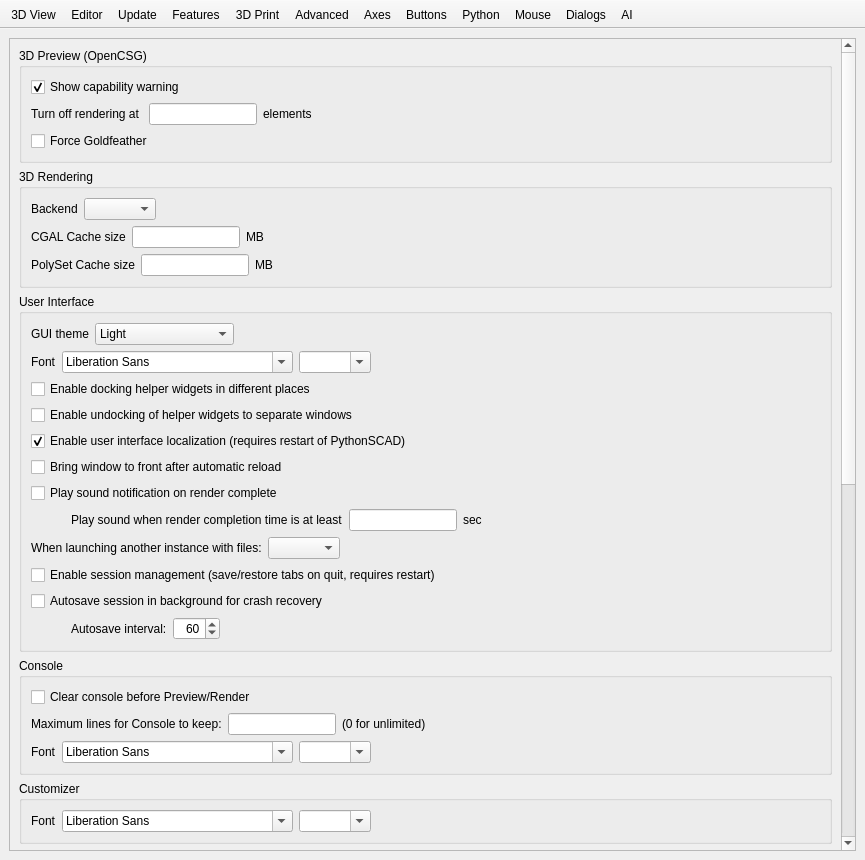
Above: src/gui/Preferences.ui from pythonscad/pythonscad before the change. Below: the same form after it.
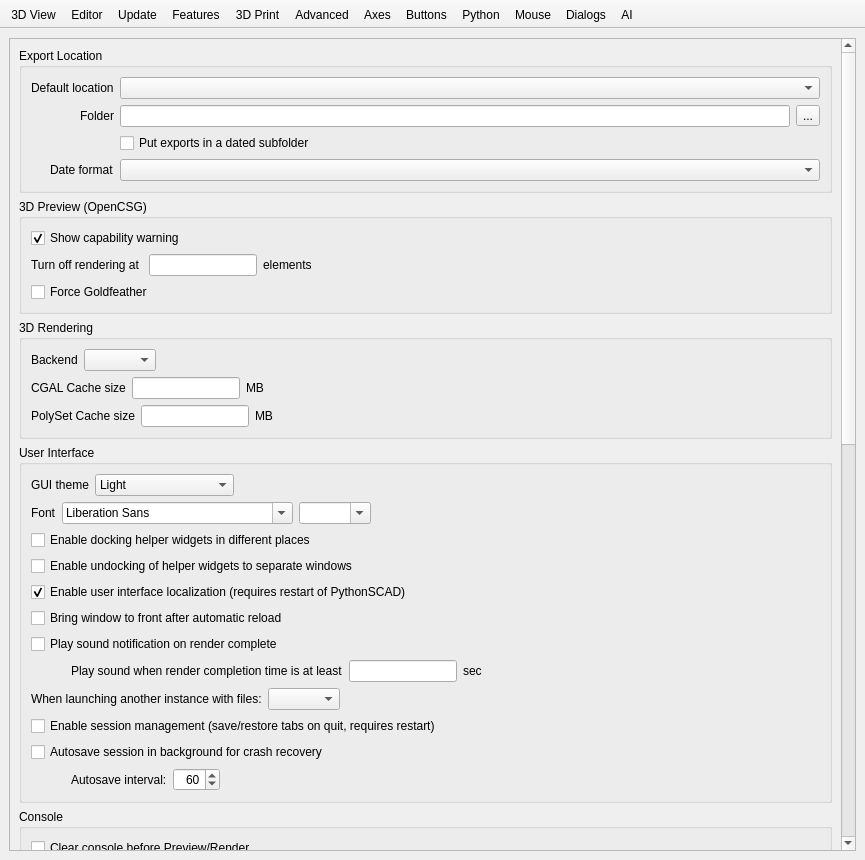
That is the form after the change. The open tabs and pages were chosen to show the change. Icons and pictures are not drawn. Custom widgets are drawn as their Qt base class.

Commit message: feat(gui): configurable default export location

Patch:
```diff
--- a/src/gui/Preferences.ui
+++ b/src/gui/Preferences.ui
@@ -2031,6 +2031,73 @@
             <property name="rightMargin">
              <number>9</number>
             </property>
+            <item>
+             <widget class="QGroupBox" name="groupBoxExportLocation">
+              <property name="title">
+               <string>Export Location</string>
+              </property>
+              <layout class="QGridLayout" name="gridLayoutExportLocation">
+               <item row="0" column="0" alignment="Qt::AlignRight">
+                <widget class="QLabel" name="labelExportLocationMode">
+                 <property name="text">
+                  <string>Default location</string>
+                 </property>
+                </widget>
+               </item>
+               <item row="0" column="1" colspan="2">
+                <widget class="QComboBox" name="comboBoxExportLocationMode">
+                 <property name="toolTip">
+                  <string>Where the &quot;Export as ...&quot; dialog starts. &quot;Remember per design&quot; learns the folder each design was last exported to and keeps it between sessions.</string>
+                 </property>
+                </widget>
+               </item>
+               <item row="1" column="0" alignment="Qt::AlignRight">
+                <widget class="QLabel" name="labelExportFixedFolder">
+                 <property name="text">
+                  <string>Folder</string>
+                 </property>
+                </widget>
+               </item>
+               <item row="1" column="1">
+                <widget class="QLineEdit" name="lineEditExportFixedFolder">
+                 <property name="toolTip">
+                  <string>Used when the default location is set to &quot;Always this folder&quot;.</string>
+                 </property>
+                 <property name="clearButtonEnabled">
+                  <bool>true</bool>
+                 </property>
+                </widget>
+               </item>
+               <item row="1" column="2" alignment="Qt::AlignHCenter">
+                <widget class="QToolButton" name="toolButtonExportSelectFolder">
+                 <property name="text">
+                  <string>...</string>
+                 </property>
+                </widget>
+               </item>
+               <item row="2" column="1" colspan="2">
+                <widget class="QCheckBox" name="checkBoxExportDatedSubfolder">
+                 <property name="toolTip">
+                  <string>Put each day&apos;s exports into their own subfolder. Applies to &quot;Remember per design&quot; and &quot;Always this folder&quot;.</string>
+                 </property>
+                 <property name="text">
+                  <string>Put exports in a dated subfolder</string>
+                 </property>
+                </widget>
+               </item>
+               <item row="3" column="0" alignment="Qt::AlignRight">
+                <widget class="QLabel" name="labelExportDateFormat">
+                 <property name="text">
+                  <string>Date format</string>
+                 </property>
+                </widget>
+               </item>
+               <item row="3" column="1" colspan="2">
+                <widget class="QComboBox" name="comboBoxExportDateFormat"/>
+               </item>
+              </layout>
+             </widget>
+            </item>
             <item>
              <widget class="QGroupBox" name="groupBox_CSG">
               <property name="title">
```
The commit also changes 7 other files.
